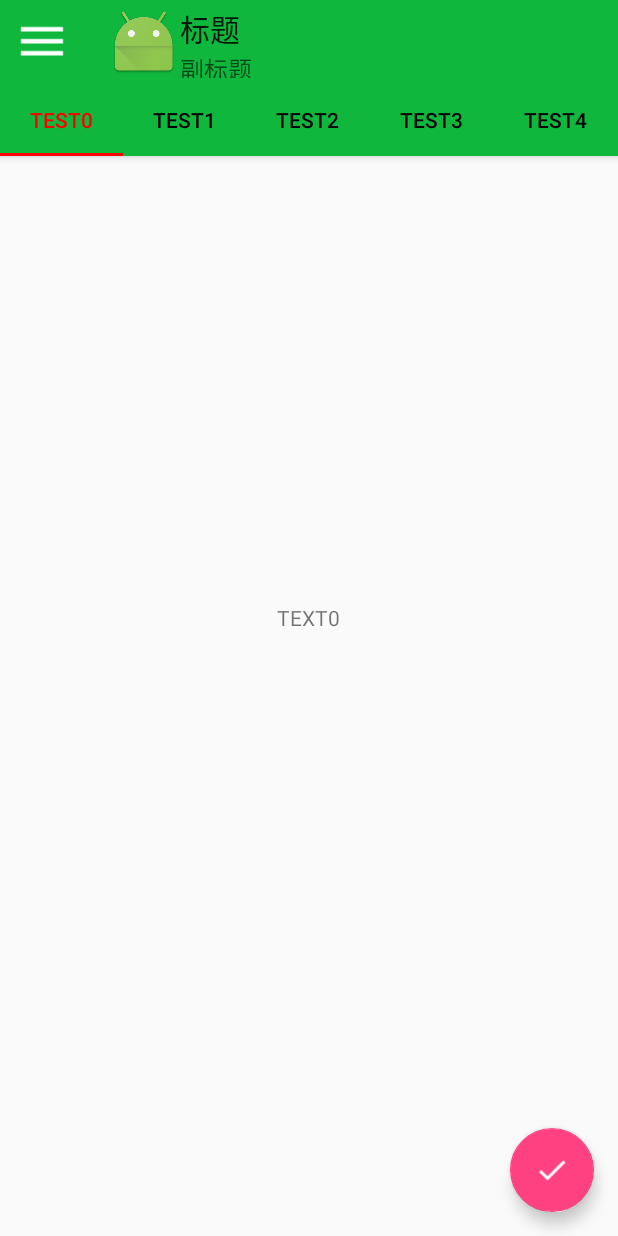
After one commit to akingyin1987/DesignSupportLibraryDemo, an Android app: the TabFrament screen opened directly, with no data from a screen before it, on a phone screen of 412 x 824 dp. The commit adds this screen. Run offline under Robolectric (Android 15) with nearby library versions, the phone set to English and light mode, and no system bars.

Commit message:
android MD 风格学习

```diff
--- a/app/src/main/java/com/md/designsupportlibrarydemo/MainActivity.java
+++ b/app/src/main/java/com/md/designsupportlibrarydemo/MainActivity.java
@@ -105,6 +105,7 @@ public class MainActivity extends AppCompatActivity {
     };
 
     private void setupDrawerContent(NavigationView navigationView) {
+
         navigationView.setNavigationItemSelectedListener(
                 new NavigationView.OnNavigationItemSelectedListener() {
                     @Override
--- /dev/null
+++ b/app/src/main/java/com/md/designsupportlibrarydemo/TabFrament.java
@@ -0,0 +1,48 @@
+package com.md.designsupportlibrarydemo;
+
+import android.os.Build;
+import android.os.Bundle;
+import android.support.annotation.Nullable;
+import android.support.v4.app.Fragment;
+import android.view.LayoutInflater;
+import android.view.View;
+import android.view.ViewGroup;
+import android.widget.TextView;
+
+import org.w3c.dom.Text;
+
+/**
+ * Created by Administrator on 2015/10/5.
+ */
+public class TabFrament  extends Fragment {
+
+    public   static  final   String  ARG_PAGE="ARG_PAGE";
+
+    public   String   text;
+
+    public    static    TabFrament  newInstance(String  text){
+        Bundle   bundle  = new Bundle();
+        bundle.putString(ARG_PAGE, text);
+        TabFrament  tabFrament  = new TabFrament();
+        tabFrament.setArguments(bundle);
+        return   tabFrament;
+    }
+
+    @Override
+    public void onCreate(Bundle savedInstanceState) {
+        super.onCreate(savedInstanceState);
+
+            text = getArguments().getString(ARG_PAGE);
+
+    }
+
+    @Nullable
+    @Override
+    public View onCreateView(LayoutInflater inflater, ViewGroup container, Bundle savedInstanceState) {
+        View  view  =  inflater.inflate(R.layout.tablayout_frament,container,false);
+        TextView  textView  = (TextView)view.findViewById(R.id.tabframent_tv);
+        textView.setText(text);
+         System.out.println("text=="+text);
+        return view;
+    }
+}
--- /dev/null
+++ b/app/src/main/java/com/md/designsupportlibrarydemo/TabFramentPagerAdapter.java
@@ -0,0 +1,36 @@
+package com.md.designsupportlibrarydemo;
+
+import android.support.v4.app.Fragment;
+import android.support.v4.app.FragmentManager;
+import android.support.v4.app.FragmentStatePagerAdapter;
+
+import java.util.List;
+
+/**
+ * Created by Administrator on 2015/10/5.
+ */
+public class TabFramentPagerAdapter  extends FragmentStatePagerAdapter {
+
+    private List<Fragment>   list;
+
+
+    public TabFramentPagerAdapter(FragmentManager fm, List<Fragment> list) {
+        super(fm);
+        this.list = list;
+    }
+
+    @Override
+    public Fragment getItem(int position) {
+        return list.get(position);
+    }
+
+    @Override
+    public int getCount() {
+        return list.size();
+    }
+
+    @Override
+    public CharSequence getPageTitle(int position) {
+        return "TEST"+position;
+    }
+}
--- /dev/null
+++ b/app/src/main/java/com/md/designsupportlibrarydemo/TabLayoutActivity.java
@@ -0,0 +1,59 @@
+package com.md.designsupportlibrarydemo;
+
+import android.os.Bundle;
+import android.support.design.widget.TabLayout;
+import android.support.v4.app.Fragment;
+import android.support.v4.view.ViewPager;
+import android.support.v7.app.ActionBar;
+import android.support.v7.app.AppCompatActivity;
+import android.support.v7.widget.Toolbar;
+
+import java.util.ArrayList;
+import java.util.List;
+
+/**
+ * Created by Administrator on 2015/10/5.
+ */
+public class TabLayoutActivity extends AppCompatActivity {
+
+    @Override
+    protected void onCreate(Bundle savedInstanceState) {
+        super.onCreate(savedInstanceState);
+        setContentView(R.layout.tablayout_activity);
+        Toolbar toolbar = (Toolbar) findViewById(R.id.toolbar);
+        setSupportActionBar(toolbar);//将actionbar 换成toolbar
+        ActionBar ab = getSupportActionBar();
+        ab.setLogo(R.mipmap.ic_launcher);//设置LOGO
+        ab.setTitle("标题");
+        ab.setSubtitle("副标题");
+
+        ab.setHomeAsUpIndicator(R.drawable.ic_menu);//更改返回图标
+        ab.setDisplayHomeAsUpEnabled(true);//打开返回事件
+        TabLayout   tabs = (TabLayout)findViewById(R.id.tabs);
+        ViewPager   vp  =  (ViewPager)findViewById(R.id.vp);
+        List<Fragment>   list = new ArrayList<>();
+        for(int i=0;i<5;i++){
+            list.add(TabFrament.newInstance("TEXT"+i));
+        }
+        TabFramentPagerAdapter  adapter  = new TabFramentPagerAdapter(getSupportFragmentManager(),list);
+        vp.setAdapter(adapter);
+        tabs.setupWithViewPager(vp);
+        tabs.setTabsFromPagerAdapter(adapter);
+        tabs.setOnTabSelectedListener(new TabLayout.OnTabSelectedListener() {
+            @Override
+            public void onTabSelected(TabLayout.Tab tab) {
+                //选中触发
+            }
+
+            @Override
+            public void onTabUnselected(TabLayout.Tab tab) {
+              //失去选中
+            }
+
+            @Override
+            public void onTabReselected(TabLayout.Tab tab) {
+           //连续点击
+            }
+        });
+    }
+}
--- a/app/src/main/res/layout/activity_main.xml
+++ b/app/src/main/res/layout/activity_main.xml
@@ -7,11 +7,13 @@
     android:layout_height="match_parent"
     android:fitsSystemWindows="true">
 
+
+
     <android.support.design.widget.AppBarLayout
         android:id="@+id/appbar"
         android:layout_width="match_parent"
         android:layout_height="?attr/actionBarSize"
-        android:orientation="vertical"
+
         android:theme="@style/ThemeOverlay.AppCompat.Dark.ActionBar">
         <android.support.v7.widget.Toolbar
             android:id="@+id/toolbar"
@@ -37,6 +39,7 @@
         android:layout_height="match_parent"
         android:layout_gravity="start"
         app:headerLayout="@layout/navigation_header"
+
         app:menu="@menu/drawer_view"/>
 
 </android.support.v4.widget.DrawerLayout>
--- /dev/null
+++ b/app/src/main/res/layout/tablayout_activity.xml
@@ -0,0 +1,52 @@
+<?xml version="1.0" encoding="utf-8"?>
+<android.support.design.widget.CoordinatorLayout
+    xmlns:android="http://schemas.android.com/apk/res/android"
+    xmlns:app="http://schemas.android.com/apk/res-auto"
+    android:id="@+id/main_content"
+    android:layout_width="match_parent"
+    android:layout_height="match_parent">
+
+    <android.support.design.widget.AppBarLayout
+        android:id="@+id/appbar"
+        android:layout_width="match_parent"
+        android:layout_height="wrap_content"
+       >
+
+        <android.support.v7.widget.Toolbar
+            android:id="@+id/toolbar"
+            android:layout_width="match_parent"
+            android:layout_height="?attr/actionBarSize"
+            android:background="?attr/colorPrimary"
+            app:popupTheme="@style/ThemeOverlay.AppCompat.Light"
+            app:layout_scrollFlags="scroll|enterAlways"
+            />
+
+        <android.support.design.widget.TabLayout
+            android:id="@+id/tabs"
+            android:layout_width="match_parent"
+            android:layout_height="wrap_content"
+            android:fillViewport="false"
+            app:tabSelectedTextColor="@color/title_red"
+            app:tabIndicatorColor="@color/title_red"
+            app:tabTextColor="@color/black"
+            app:tabGravity="fill"/>
+
+    </android.support.design.widget.AppBarLayout>
+
+
+
+    <android.support.design.widget.FloatingActionButton
+        android:id="@+id/fab"
+        android:layout_width="wrap_content"
+        android:layout_height="wrap_content"
+        android:layout_gravity="end|bottom"
+        android:layout_margin="@dimen/fab_margin"
+        android:src="@drawable/ic_done" />
+
+    <android.support.v4.view.ViewPager
+        android:id="@+id/vp"
+        android:layout_below="@+id/tabs"
+        android:layout_width="match_parent"
+        android:layout_height="match_parent" />
+
+</android.support.design.widget.CoordinatorLayout>
--- /dev/null
+++ b/app/src/main/res/layout/tablayout_frament.xml
@@ -0,0 +1,14 @@
+<?xml version="1.0" encoding="utf-8"?>
+<RelativeLayout xmlns:android="http://schemas.android.com/apk/res/android"
+    android:orientation="vertical" android:layout_width="match_parent"
+    android:layout_height="match_parent">
+
+
+    <TextView
+        android:layout_width="wrap_content"
+        android:layout_height="wrap_content"
+
+        android:layout_centerInParent="true"
+        android:text="222222222222"
+        android:id="@+id/tabframent_tv"/>
+</RelativeLayout>
--- a/app/src/main/res/values/colors.xml
+++ b/app/src/main/res/values/colors.xml
@@ -2,4 +2,6 @@
 <resources>
     <color name="window_background">#f0f0f0</color>
     <color name="overflowTextColor">#9e9e9e</color>
+    <color name="title_red">#ff0000</color>
+    <color name="black">#000000</color>
 </resources>
```
Also changed, not shown: app/build.gradle (+8 -6 lines), app/src/main/AndroidManifest.xml (+12 -6 lines), app/src/main/java/com/md/designsupportlibrarydemo/FramentButton.java (+16 -2 lines), app/src/main/res/layout/activity_coordinatorlayout.xml (added, +45 -0 lines), app/src/main/res/layout/frament_btn_edit.xml (+11 -0 lines), app/src/main/res/menu/drawer_view.xml (+6 -5 lines), 1 other file.
